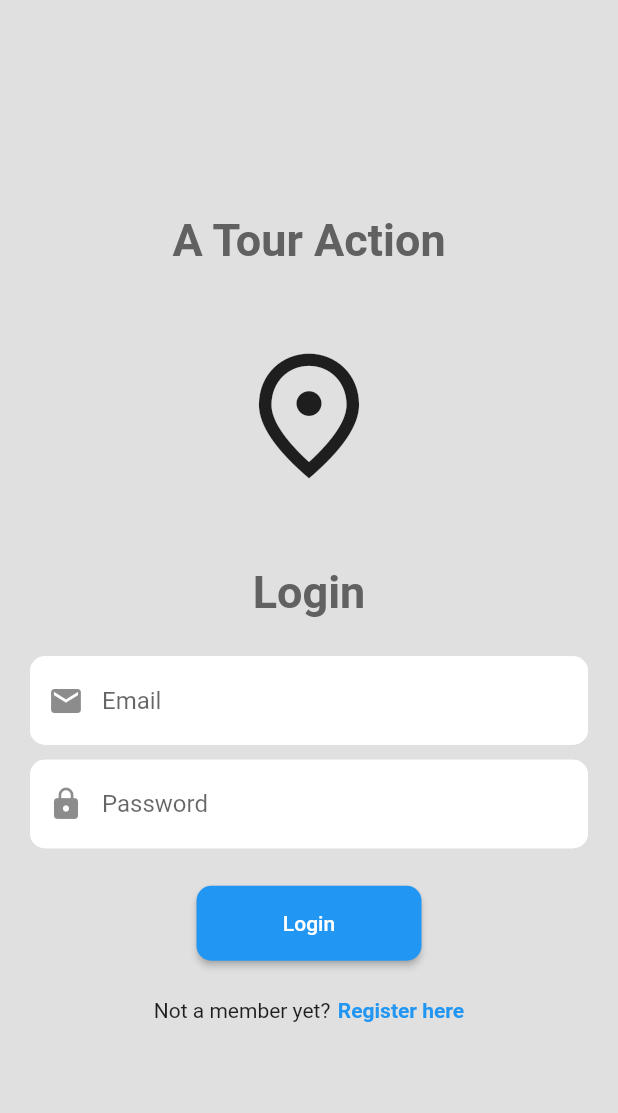
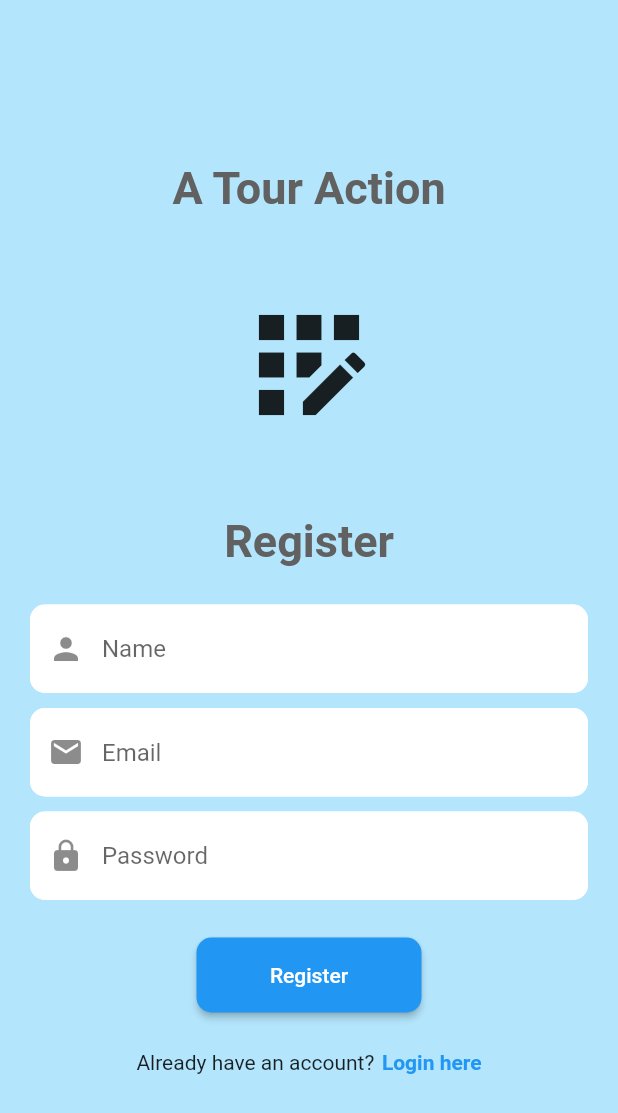
Before and after one commit to markabano/a_tour_action, a Flutter app: the LoginScreen screen opened directly, after a tap on "Register here", on a phone screen of 412 x 824 dp. Shown: the top 1113 px of the screen. Run offline on Flutter 3.47's test engine with Material 2 defaults, Android fonts, the phone set to English and light mode, and no system bars; our stand-ins replace carousel_slider, firebase_core, google_maps_flutter; accounts and stored records are empty.

Commit message:
register screen and init firebase

```diff
--- a/lib/main.dart
+++ b/lib/main.dart
@@ -1,8 +1,13 @@
-import 'package:a_tour_action/screens/home_screen.dart';
+import 'package:a_tour_action/firebase_options.dart';
 import 'package:a_tour_action/screens/login_screen.dart';
+import 'package:firebase_core/firebase_core.dart';
 import 'package:flutter/material.dart';
 
-void main() {
+void main() async {
+  WidgetsFlutterBinding.ensureInitialized();
+  await Firebase.initializeApp(
+    options: DefaultFirebaseOptions.currentPlatform,
+  );
   runApp(const ATourAction());
 }
 
@@ -12,7 +17,7 @@ class ATourAction extends StatelessWidget {
   @override
   Widget build(BuildContext context) {
     return MaterialApp(
-      home: HomeScreen(),
+      home: LoginScreen(),
       debugShowCheckedModeBanner: false,
     );
   }
--- a/lib/screens/login_screen.dart
+++ b/lib/screens/login_screen.dart
@@ -1,3 +1,4 @@
+import 'package:a_tour_action/screens/register_screen.dart';
 import 'package:flutter/material.dart';
 import '../widgets/customTextField.dart';
 
@@ -8,7 +9,7 @@ class LoginScreen extends StatelessWidget {
   @override
   Widget build(BuildContext context) {
     return Scaffold(
-      backgroundColor: Colors.grey[300],
+      backgroundColor: Colors.lightBlue[100],
       body: SafeArea(
         child: Center(
           child: SingleChildScrollView(
@@ -40,11 +41,13 @@ class LoginScreen extends StatelessWidget {
                 CustomTextField(
                     controller: emailController,
                     hintText: 'Email',
+                    icon: Icons.email,
                     obscureText: false),
                 const SizedBox(height: 10),
                 CustomTextField(
                     controller: passwordController,
                     hintText: 'Password',
+                    icon: Icons.lock,
                     obscureText: true),
                 const SizedBox(height: 25),
                 ElevatedButton(
@@ -65,7 +68,11 @@ class LoginScreen extends StatelessWidget {
                     const Text('Not a member yet?'),
                     const SizedBox(width: 5),
                     GestureDetector(
-                      onTap: () {},
+                      onTap: () => Navigator.of(context).push(
+                        MaterialPageRoute(
+                          builder: (context) => const RegisterScreen(),
+                        ),
+                      ),
                       child: const Text('Register here',
                           style: TextStyle(
                             color: Colors.blue,
--- /dev/null
+++ b/lib/screens/register_screen.dart
@@ -0,0 +1,99 @@
+import 'package:flutter/material.dart';
+
+import '../widgets/customTextField.dart';
+
+class RegisterScreen extends StatefulWidget {
+  const RegisterScreen({super.key});
+
+  @override
+  State<RegisterScreen> createState() => _RegisterScreenState();
+}
+
+class _RegisterScreenState extends State<RegisterScreen> {
+  final emailController = TextEditingController();
+  final passwordController = TextEditingController();
+  final nameController = TextEditingController();
+
+  @override
+  Widget build(BuildContext context) {
+    return Scaffold(
+      backgroundColor: Colors.lightBlue[100],
+      body: SafeArea(
+        child: Center(
+          child: Column(
+            mainAxisAlignment: MainAxisAlignment.center,
+            children: [
+              Text(
+                'A Tour Action',
+                style: TextStyle(
+                  fontSize: 30,
+                  fontWeight: FontWeight.bold,
+                  color: Colors.grey[700],
+                ),
+              ),
+              const SizedBox(height: 50),
+              const Icon(
+                Icons.app_registration_outlined,
+                size: 100,
+              ),
+              const SizedBox(height: 50),
+              Text(
+                'Register',
+                style: TextStyle(
+                    fontSize: 30,
+                    fontWeight: FontWeight.bold,
+                    color: Colors.grey[700]),
+              ),
+              const SizedBox(height: 25),
+              CustomTextField(
+                  controller: nameController,
+                  hintText: 'Name',
+                  icon: Icons.person,
+                  obscureText: false),
+              const SizedBox(height: 10),
+              CustomTextField(
+                  controller: emailController,
+                  hintText: 'Email',
+                  icon: Icons.email,
+                  obscureText: false),
+              const SizedBox(height: 10),
+              CustomTextField(
+                  controller: passwordController,
+                  hintText: 'Password',
+                  icon: Icons.lock,
+                  obscureText: true),
+              const SizedBox(height: 25),
+              ElevatedButton(
+                onPressed: () {},
+                style: ElevatedButton.styleFrom(
+                  backgroundColor: Colors.blue,
+                  minimumSize: const Size(150, 50),
+                  shape: RoundedRectangleBorder(
+                    borderRadius: BorderRadius.circular(10),
+                  ),
+                ),
+                child: const Text('Register'),
+              ),
+              const SizedBox(height: 25),
+              Row(
+                mainAxisAlignment: MainAxisAlignment.center,
+                children: [
+                  const Text('Already have an account?'),
+                  const SizedBox(width: 5),
+                  GestureDetector(
+                    onTap: () => Navigator.of(context).pop(),
+                    child: const Text('Login here',
+                        style: TextStyle(
+                          color: Colors.blue,
+                          fontWeight: FontWeight.bold,
+                        )),
+                  ),
+                ],
+              )
+            ],
+          ),
+        ),
+      ),
+    );
+  }
+}
--- a/lib/widgets/bottom_navigation.dart
+++ b/lib/widgets/bottom_navigation.dart
@@ -5,13 +5,16 @@ import 'package:flutter/material.dart';
 import '../screens/menu_screen.dart';
 
 class BottomNavigation extends StatelessWidget {
-  bool homeFill;
-  bool mapFill;
-  bool favFill;
-  bool menuFill;
-  BottomNavigation({
-    super.key, required this.favFill, required this.homeFill, required this.mapFill, required this.menuFill
-  });
+  final bool homeFill;
+  final bool mapFill;
+  final bool favFill;
+  final bool menuFill;
+  const BottomNavigation(
+      {super.key,
+      required this.favFill,
+      required this.homeFill,
+      required this.mapFill,
+      required this.menuFill});
 
   @override
   Widget build(BuildContext context) {
@@ -25,12 +28,11 @@ class BottomNavigation extends StatelessWidget {
         children: [
           IconButton(
             icon: Icon(
-              homeFill? Icons.home_filled :
-              Icons.home_outlined,
+              homeFill ? Icons.home_filled : Icons.home_outlined,
               color: Colors.blue,
             ),
             onPressed: () {
-             if(!homeFill){
+              if (!homeFill) {
                 Navigator.pushReplacement(
                   context,
                   MaterialPageRoute(
@@ -41,13 +43,12 @@ class BottomNavigation extends StatelessWidget {
             },
           ),
           IconButton(
-            icon:  Icon(
-              mapFill? Icons.map_sharp :
-              Icons.map_outlined,
+            icon: Icon(
+              mapFill ? Icons.map_sharp : Icons.map_outlined,
               color: Colors.blue,
             ),
             onPressed: () {
-              if(!mapFill){
+              if (!mapFill) {
                 Navigator.pushReplacement(
                   context,
                   MaterialPageRoute(
@@ -58,13 +59,12 @@ class BottomNavigation extends StatelessWidget {
             },
           ),
           IconButton(
-            icon:  Icon(
-              favFill? Icons.favorite :
-              Icons.favorite_border_outlined,
+            icon: Icon(
+              favFill ? Icons.favorite : Icons.favorite_border_outlined,
               color: Colors.blue,
             ),
             onPressed: () {
-              if(!favFill){
+              if (!favFill) {
                 Navigator.pushReplacement(
                   context,
                   MaterialPageRoute(
@@ -76,12 +76,11 @@ class BottomNavigation extends StatelessWidget {
           ),
           IconButton(
             icon: Icon(
-              menuFill? Icons.menu_open :
-              Icons.menu_outlined,
+              menuFill ? Icons.menu_open : Icons.menu_outlined,
               color: Colors.blue,
             ),
             onPressed: () {
-             if(!menuFill){
+              if (!menuFill) {
                 Navigator.pushReplacement(
                   context,
                   MaterialPageRoute(
--- a/lib/widgets/customTextField.dart
+++ b/lib/widgets/customTextField.dart
@@ -3,11 +3,13 @@ import 'package:flutter/material.dart';
 class CustomTextField extends StatelessWidget {
   final controller;
   final String hintText;
+  final IconData icon;
   final bool obscureText;
   const CustomTextField({
     super.key,
     required this.controller,
     required this.hintText,
+    required this.icon,
     required this.obscureText,
   });
 
@@ -20,9 +22,7 @@ class CustomTextField extends StatelessWidget {
         obscureText: obscureText,
         decoration: InputDecoration(
           hintText: hintText,
-          prefixIcon: hintText == 'Email'
-              ? const Icon(Icons.email)
-              : const Icon(Icons.lock),
+          prefixIcon: Icon(icon),
           enabledBorder: OutlineInputBorder(
             borderRadius: BorderRadius.circular(10),
             borderSide: const BorderSide(color: Colors.white),
--- a/pubspec.yaml
+++ b/pubspec.yaml
@@ -30,6 +30,7 @@ environment:
 dependencies:
   carousel_slider: ^4.2.1
   cupertino_icons: ^1.0.2
+  firebase_core: ^2.15.1
   flutter:
     sdk: flutter
   google_maps_flutter: ^2.4.0
```
Also changed, not shown: lib/firebase_options.dart (added), pubspec.lock, 6 other files. Lines whose indentation alone changed are shown as unchanged.
